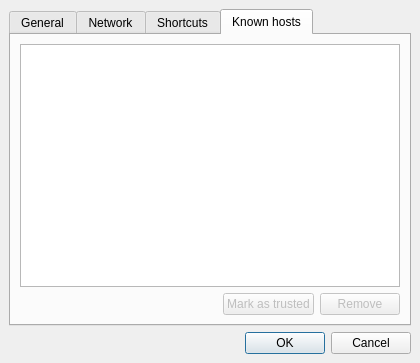
This is src/client/ui/settings.ui in drawpile/Drawpile as Qt 5 draws it before an edit. The edited form follows.
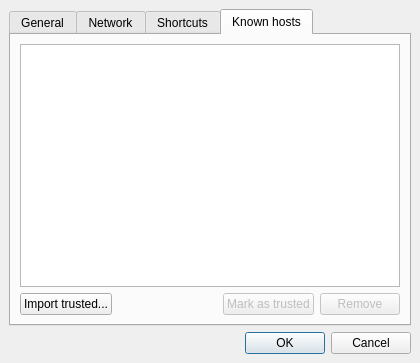
This is the edited form. The open tabs and pages were chosen to show the change. Icons and pictures are not drawn.

Commit message: Add "import trusted certificate" button

Patch:
```diff
--- a/src/client/ui/settings.ui
+++ b/src/client/ui/settings.ui
@@ -326,6 +326,13 @@
        </item>
        <item>
         <layout class="QHBoxLayout" name="horizontalLayout_2">
+         <item>
+          <widget class="QPushButton" name="importTrustedButton">
+           <property name="text">
+            <string>Import trusted...</string>
+           </property>
+          </widget>
+         </item>
          <item>
           <spacer name="horizontalSpacer">
            <property name="orientation">
```
The commit also changes 3 other files.
